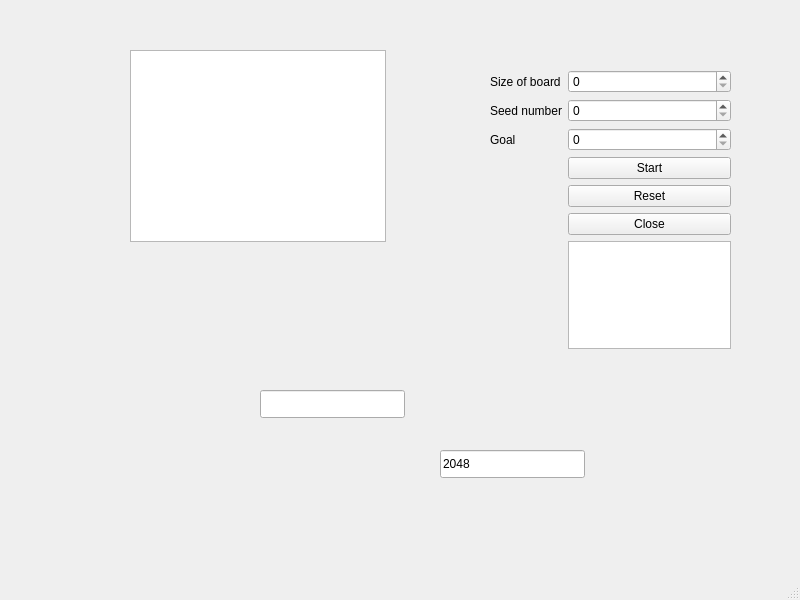
Above: student/12/numbers_gui/mainwindow.ui from teanre/programming-2-projects before the change. Below: the same form after it.
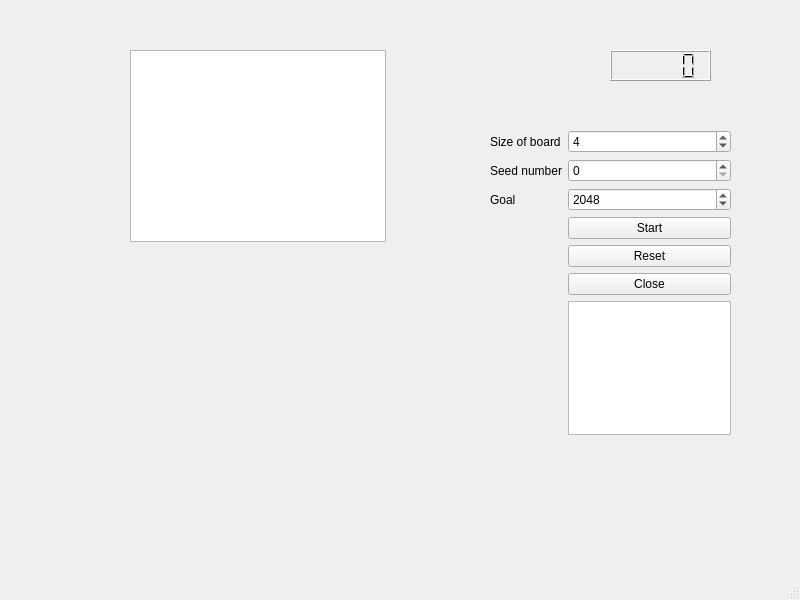
That is the form after the change.

The edit to the form file:
```diff
--- a/student/12/numbers_gui/mainwindow.ui
+++ b/student/12/numbers_gui/mainwindow.ui
@@ -18,30 +18,43 @@
     <property name="geometry">
      <rect>
       <x>490</x>
-      <y>70</y>
+      <y>130</y>
       <width>241</width>
-      <height>279</height>
+      <height>305</height>
      </rect>
     </property>
     <layout class="QGridLayout" name="gridLayout">
+     <item row="2" column="0">
+      <widget class="QLabel" name="seedLabel">
+       <property name="text">
+        <string>Seed number</string>
+       </property>
+      </widget>
+     </item>
      <item row="7" column="1">
-      <widget class="QPushButton" name="closeButton">
-       <property name="text">
-        <string>Close</string>
-       </property>
-      </widget>
-     </item>
-     <item row="6" column="1">
       <widget class="QPushButton" name="resetButton">
        <property name="text">
         <string>Reset</string>
        </property>
       </widget>
      </item>
-     <item row="4" column="1">
-      <widget class="QPushButton" name="startButton">
+     <item row="8" column="1">
+      <widget class="QPushButton" name="closeButton">
        <property name="text">
-        <string>Start</string>
+        <string>Close</string>
+       </property>
+      </widget>
+     </item>
+     <item row="3" column="1">
+      <widget class="QSpinBox" name="goalSpinBox">
+       <property name="minimum">
+        <number>4</number>
+       </property>
+       <property name="maximum">
+        <number>65536</number>
+       </property>
+       <property name="value">
+        <number>2048</number>
        </property>
       </widget>
      </item>
@@ -52,19 +65,13 @@
        </property>
       </widget>
      </item>
-     <item row="8" column="1">
-      <widget class="QTextBrowser" name="textBrowser"/>
-     </item>
-     <item row="1" column="0">
-      <widget class="QLabel" name="seedLabel">
+     <item row="5" column="1">
+      <widget class="QPushButton" name="startButton">
        <property name="text">
-        <string>Seed number</string>
+        <string>Start</string>
        </property>
       </widget>
      </item>
-     <item row="0" column="1">
-      <widget class="QSpinBox" name="sizeSpinBox"/>
-     </item>
      <item row="0" column="0">
       <widget class="QLabel" name="label">
        <property name="text">
@@ -72,11 +79,18 @@
        </property>
       </widget>
      </item>
-     <item row="1" column="1">
+     <item row="2" column="1">
       <widget class="QSpinBox" name="seedSpinBox"/>
      </item>
-     <item row="3" column="1">
-      <widget class="QSpinBox" name="goalSpinBox"/>
+     <item row="9" column="1">
+      <widget class="QTextBrowser" name="textBrowser"/>
+     </item>
+     <item row="0" column="1">
+      <widget class="QSpinBox" name="sizeSpinBox">
+       <property name="value">
+        <number>4</number>
+       </property>
+      </widget>
      </item>
     </layout>
    </widget>
@@ -90,29 +104,16 @@
      </rect>
     </property>
    </widget>
-   <widget class="QLineEdit" name="seedLine">
+   <widget class="QLCDNumber" name="timerLcd">
     <property name="geometry">
      <rect>
-      <x>260</x>
-      <y>390</y>
-      <width>145</width>
-      <height>28</height>
+      <x>610</x>
+      <y>50</y>
+      <width>101</width>
+      <height>31</height>
      </rect>
     </property>
    </widget>
-   <widget class="QLineEdit" name="goalLine">
-    <property name="geometry">
-     <rect>
-      <x>440</x>
-      <y>450</y>
-      <width>145</width>
-      <height>28</height>
-     </rect>
-    </property>
-    <property name="text">
-     <string>2048</string>
-    </property>
-   </widget>
   </widget>
   <widget class="QMenuBar" name="menubar">
    <property name="geometry">
```
